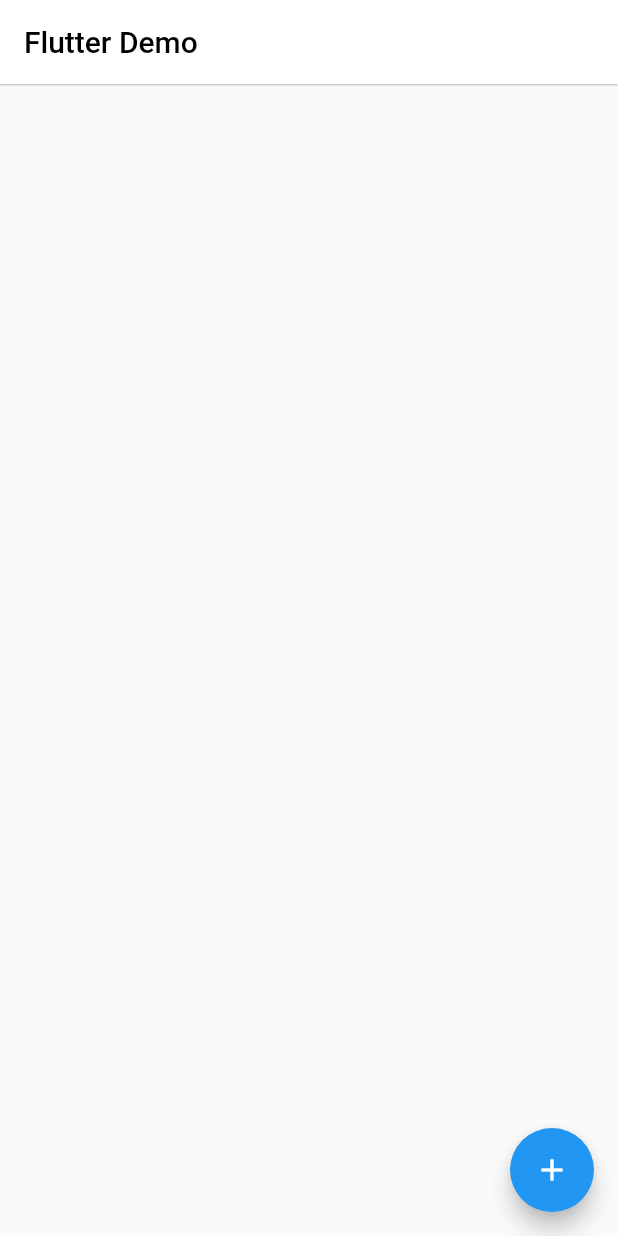
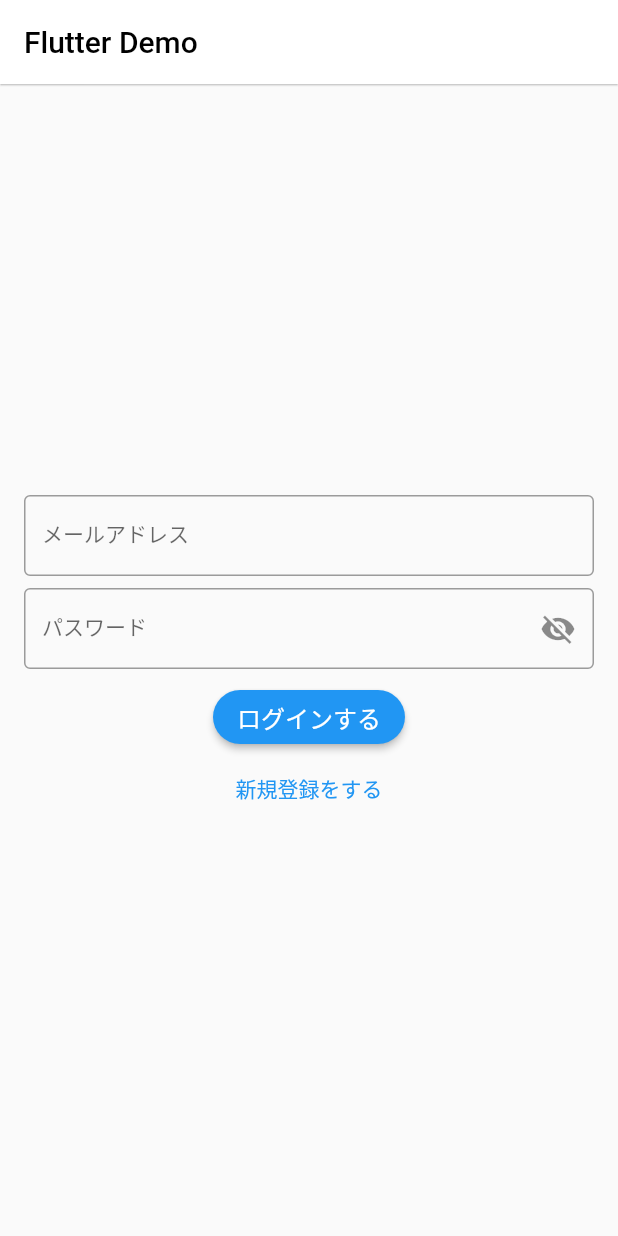
Before and after one commit to n-ohama/ship-match, a Flutter app: the screen it shows after launch, on a phone screen of 412 x 824 dp. Run offline on Flutter 3.47's test engine with Material 2 defaults, Android fonts, the phone set to English and light mode, and no system bars; our stand-ins replace cloud_firestore, firebase_auth, firebase_core, flutter_datetime_picker, flutter_riverpod; accounts and stored records are empty.

Commit message:
loginページ　作成

```diff
--- /dev/null
+++ b/lib/components/atoms/auth_text_field.dart
@@ -0,0 +1,49 @@
+import 'package:flutter/material.dart';
+
+class AuthTextField extends StatefulWidget {
+  final Function(String) onSavedFunc;
+  final String label;
+  final bool isPassword;
+  const AuthTextField({
+    required this.onSavedFunc, required this.label, this.isPassword = false,
+  });
+
+  @override
+  State<AuthTextField> createState() => _AuthTextFieldState();
+}
+
+class _AuthTextFieldState extends State<AuthTextField> {
+  bool _obscure = true;
+
+  @override
+  Widget build(BuildContext context) {
+
+    return TextFormField(
+      obscureText: widget.isPassword ? _obscure : false,
+      style: const TextStyle(fontSize: 14, height: 1),
+      keyboardType: widget.label == 'メールアドレス' ? TextInputType.emailAddress : null,
+      validator: (value) {
+        if(value!.trim().isEmpty) {
+          return '入力に不備があります。';
+        }
+        return null;
+      },
+      onSaved: (text) {
+        widget.onSavedFunc(text!);
+      },
+      decoration: InputDecoration(
+        labelText: widget.label,
+        suffixIcon: widget.isPassword ? IconButton(
+          icon: Icon(_obscure ? Icons.visibility_off : Icons.visibility),
+          onPressed: () {
+            setState(() => _obscure = !_obscure);
+          },
+        ) : null,
+        border: const OutlineInputBorder(),
+        errorBorder:  const OutlineInputBorder(
+          borderSide: BorderSide(color: Colors.red),
+        ),
+      ),
+    );
+  }
+}
--- a/lib/components/atoms/booking_list_tile.dart
+++ b/lib/components/atoms/booking_list_tile.dart
@@ -18,7 +18,7 @@ class BookingListTile extends StatelessWidget {
         child: Row(
           crossAxisAlignment: CrossAxisAlignment.start,
           children: [
-            const Icon(Icons.account_circle_outlined, size: 56),
+            const Icon(Icons.account_circle_outlined, size: 48),
             const SizedBox(width: 4),
             Flexible(
               child: Column(
@@ -29,14 +29,14 @@ class BookingListTile extends StatelessWidget {
                       Expanded(
                         flex: 17,
                         child: Text(
-                          userName, style: const TextStyle(fontWeight: FontWeight.bold, fontSize: 16),
+                          userName, style: const TextStyle(fontWeight: FontWeight.bold),
                           overflow: TextOverflow.ellipsis,
                         ),
                       ),
                       const Expanded(flex: 3, child: Text('9時間', style: TextStyle(color: Colors.grey))),
                     ],
                   ),
-                  Text(title, style: const TextStyle(fontSize: 16)),
+                  Text(title),
                 ],
               ),
             ),
--- a/lib/components/atoms/date_time_picker_text_form_field.dart
+++ b/lib/components/atoms/date_time_picker_text_form_field.dart
@@ -36,6 +36,7 @@ class _DateTimePickerTextFormFieldState extends State<DateTimePickerTextFormFiel
           child: Text('集合時間', textAlign: TextAlign.left),
         ),
         TextFormField(
+          style: const TextStyle(fontSize: 14),
           controller: _controller,
           readOnly: true,
           validator: (value) {
@@ -58,14 +59,12 @@ class _DateTimePickerTextFormFieldState extends State<DateTimePickerTextFormFiel
               onConfirm: (date) {
                 widget.onSavedFunc(date);
                 _controller.text = date.toString();
-                print('confirm $date');
               },
               currentTime: DateTime.now(),
               locale: LocaleType.jp,
             );
           },
         ),
-        const SizedBox(height: 16),
       ],
     );
   }
--- a/lib/components/organisms/booking_text_form_field.dart
+++ b/lib/components/organisms/booking_text_form_field.dart
@@ -20,6 +20,7 @@ class BookingTextFormField extends StatelessWidget {
         ),
         TextFormField(
           focusNode: _focusNode,
+          style: const TextStyle(fontSize: 14, height: 1),
           keyboardType: label != '出港場所' ? TextInputType.number : null,
           validator: (value) {
             if(value!.trim().isEmpty) {
--- a/lib/components/pages/booking_first_text_fields_screen.dart
+++ b/lib/components/pages/booking_first_text_fields_screen.dart
@@ -14,7 +14,7 @@ class BookingFirstTextFieldsScreen extends StatelessWidget {
       'address': '',
       'requireNumber': 0,
       'capacity': 0,
-      'leaveDay': DateTime(2022),
+      'leaveDateTime': DateTime(2022),
     };
     return Scaffold(
       appBar: AppBar(
@@ -75,7 +75,7 @@ class BookingFirstTextFieldsScreen extends StatelessWidget {
                   onSavedFunc: (value) => _inputData['capacity'] = int.parse(value),
                 ),
                 DateTimePickerTextFormField(
-                  onSavedFunc: (value) => _inputData['leaveDay'] = value,
+                  onSavedFunc: (value) => _inputData['leaveDateTime'] = value,
                 ),
               ],
             ),
--- a/lib/components/pages/booking_second_text_field_screen.dart
+++ b/lib/components/pages/booking_second_text_field_screen.dart
@@ -36,7 +36,7 @@ class BookingSecondTextFieldScreen extends ConsumerWidget {
                 final now = DateTime.now();
                 final Booking booking = Booking(
                   id: uuid, title: _title, owner: owner,
-                  leaveDateTime: args['leaveDay'], price: args['price'],
+                  leaveDateTime: args['leaveDateTime'], price: args['price'],
                   address: args['address'], requireNumber: args['requireNumber'],
                   capacity: args['capacity'], memberList: const [], ownerId: owner,
                   createdAt: now, updatedAt: now);
@@ -58,7 +58,6 @@ class BookingSecondTextFieldScreen extends ConsumerWidget {
           autofocus: true,
           keyboardType: TextInputType.multiline,
           maxLines: null,
-          style: const TextStyle(fontSize: 18),
           decoration: const InputDecoration(
             border: InputBorder.none,
             hintText: '投稿のタイトル',
--- /dev/null
+++ b/lib/components/pages/login_screen.dart
@@ -0,0 +1,96 @@
+import 'package:firebase_auth/firebase_auth.dart';
+import 'package:flutter/material.dart';
+import 'package:myapp/components/atoms/auth_text_field.dart';
+import 'package:myapp/components/pages/booking_list_screen.dart';
+
+class LoginScreen extends StatelessWidget {
+  static const routeName = '/login';
+  @override
+  Widget build(BuildContext context) {
+    final _formKey = GlobalKey<FormState>();
+    Map<String, String> authData = {
+      'email': '',
+      'password': '',
+    };
+
+    void login(String email, String password) async {
+      try {
+        UserCredential userCredential = await FirebaseAuth.instance.signInWithEmailAndPassword(
+          email: email, password: password
+        );
+        final String? uid = userCredential.user?.uid;
+        if(uid != null) {
+          Navigator.pushReplacementNamed(context, BookingListScreen.routeName);
+        }
+      } on FirebaseAuthException catch(e) {
+        String errorMessage = '';
+        if (e.code == 'user-not-found') {
+          errorMessage = 'No user found for that email.';
+        } else if (e.code == 'wrong-password') {
+          errorMessage = 'Wrong password provided for that user.';
+        }
+
+        showDialog(context: context, builder: (ctx) => AlertDialog(
+          title: Text(errorMessage),
+          actions: [
+            TextButton(child: const Text('OK'), onPressed: () {
+              Navigator.of(ctx).pop();
+            })
+          ],
+        ));
+      }
+
+    }
+
+    return Scaffold(
+      appBar: AppBar(
+        title: const Text('Flutter Demo', style: TextStyle(color: Colors.black)),
+        backgroundColor: Colors.white,
+        elevation: .5,
+      ),
+      body: Padding(
+        padding: const EdgeInsets.symmetric(horizontal: 16),
+        child: Center(
+          child: Form(
+            key: _formKey,
+            child: Column(
+              mainAxisSize: MainAxisSize.min,
+              children: [
+                AuthTextField(
+                  onSavedFunc: (text) => authData['email'] = text,
+                  label: 'メールアドレス'
+                ),
+                const SizedBox(height: 8),
+                AuthTextField(
+                  onSavedFunc: (text) => authData['password'] = text,
+                  label: 'パスワード', isPassword: true,
+                ),
+                const SizedBox(height: 8),
+                ElevatedButton(
+                  child: const Text(
+                    'ログインする', style: TextStyle(fontSize: 16),
+                  ),
+                  style: ElevatedButton.styleFrom(
+                    primary: Colors.blue,
+                    shape: const StadiumBorder(),
+                  ),
+                  onPressed: () {
+                    if(!_formKey.currentState!.validate()) {
+                      return;
+                    }
+                    _formKey.currentState!.save();
+                    login(authData['email']!, authData['password']!);
+                  },
+                ),
+                TextButton(
+                  child: const Text('新規登録をする'),
+                  onPressed: () {},
+                )
+              ],
+            ),
+          ),
+        ),
+      ),
+    );
+  }
+}
--- a/lib/main.dart
+++ b/lib/main.dart
@@ -5,6 +5,7 @@ import 'package:myapp/components/pages/booking_first_text_fields_screen.dart';
 import 'package:myapp/components/pages/booking_second_text_field_screen.dart';
 import 'package:myapp/components/pages/booking_detail_screen.dart';
 import 'package:myapp/components/pages/booking_list_screen.dart';
+import 'package:myapp/components/pages/login_screen.dart';
 
 void main() async {
   WidgetsFlutterBinding.ensureInitialized();
@@ -21,8 +22,9 @@ class MyApp extends StatelessWidget {
     return MaterialApp(
       title: 'Flutter Demo',
       theme: ThemeData.light(),
-      initialRoute: BookingListScreen.routeName,
+      initialRoute: LoginScreen.routeName,
       routes: {
+        LoginScreen.routeName: (_) => LoginScreen(),
         BookingListScreen.routeName: (_) => BookingListScreen(),
         BookingDetailScreen.routeName: (_) => BookingDetailScreen(),
         BookingFirstTextFieldsScreen.routeName: (_) => BookingFirstTextFieldsScreen(),
```
Also changed, not shown: lib/components/pages/booking_list_screen.dart (+13 -0 lines).
